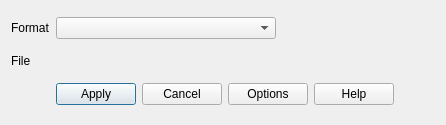
Above: gui/iode_gui/print/print_file_dialog.ui from plan-be/iode before the change. Below: the same form after it.
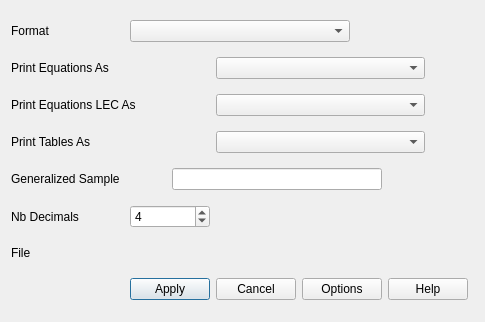
That is the form after the change. Custom widgets are drawn as their Qt base class.

Commit message:
GUI PYTHON: implemented a slot method print() for each             [Comments...Variables]View class
fix #785

Diff of the .ui file:
```diff
--- a/gui/iode_gui/print/print_file_dialog.ui
+++ b/gui/iode_gui/print/print_file_dialog.ui
@@ -6,8 +6,8 @@
    <rect>
     <x>0</x>
     <y>0</y>
-    <width>446</width>
-    <height>125</height>
+    <width>468</width>
+    <height>322</height>
    </rect>
   </property>
   <property name="windowTitle">
@@ -21,7 +21,7 @@
      </property>
     </widget>
    </item>
-   <item row="0" column="1" colspan="3">
+   <item row="0" column="1" colspan="4">
     <widget class="QComboBox" name="comboBox_print_format">
      <property name="sizePolicy">
       <sizepolicy hsizetype="Fixed" vsizetype="Fixed">
@@ -43,7 +43,7 @@
      </property>
     </widget>
    </item>
-   <item row="0" column="4" colspan="2">
+   <item row="0" column="5" colspan="3">
     <spacer name="horizontalSpacer">
      <property name="orientation">
       <enum>Qt::Horizontal</enum>
@@ -56,14 +56,230 @@
      </property>
     </spacer>
    </item>
-   <item row="1" column="0">
+   <item row="1" column="0" colspan="2">
+    <widget class="QLabel" name="label_print_eq_as">
+     <property name="minimumSize">
+      <size>
+       <width>140</width>
+       <height>16</height>
+      </size>
+     </property>
+     <property name="maximumSize">
+      <size>
+       <width>140</width>
+       <height>16777215</height>
+      </size>
+     </property>
+     <property name="text">
+      <string>Print Equations As</string>
+     </property>
+    </widget>
+   </item>
+   <item row="1" column="3" colspan="3">
+    <widget class="QComboBox" name="comboBox_print_eq_as">
+     <property name="minimumSize">
+      <size>
+       <width>200</width>
+       <height>0</height>
+      </size>
+     </property>
+    </widget>
+   </item>
+   <item row="1" column="6" colspan="2">
+    <spacer name="horizontalSpacer_print_eq_as">
+     <property name="orientation">
+      <enum>Qt::Horizontal</enum>
+     </property>
+     <property name="sizeHint" stdset="0">
+      <size>
+       <width>86</width>
+       <height>20</height>
+      </size>
+     </property>
+    </spacer>
+   </item>
+   <item row="2" column="0" colspan="2">
+    <widget class="QLabel" name="label_print_eq_lec_as">
+     <property name="minimumSize">
+      <size>
+       <width>140</width>
+       <height>16</height>
+      </size>
+     </property>
+     <property name="maximumSize">
+      <size>
+       <width>140</width>
+       <height>16777215</height>
+      </size>
+     </property>
+     <property name="text">
+      <string>Print Equations LEC As</string>
+     </property>
+    </widget>
+   </item>
+   <item row="2" column="3" colspan="3">
+    <widget class="QComboBox" name="comboBox_print_eq_lec_as">
+     <property name="minimumSize">
+      <size>
+       <width>200</width>
+       <height>0</height>
+      </size>
+     </property>
+    </widget>
+   </item>
+   <item row="2" column="6" colspan="2">
+    <spacer name="horizontalSpacer_print_eq_lec_as">
+     <property name="orientation">
+      <enum>Qt::Horizontal</enum>
+     </property>
+     <property name="sizeHint" stdset="0">
+      <size>
+       <width>86</width>
+       <height>20</height>
+      </size>
+     </property>
+    </spacer>
+   </item>
+   <item row="3" column="0" colspan="2">
+    <widget class="QLabel" name="label_print_table_as">
+     <property name="minimumSize">
+      <size>
+       <width>140</width>
+       <height>16</height>
+      </size>
+     </property>
+     <property name="maximumSize">
+      <size>
+       <width>140</width>
+       <height>16777215</height>
+      </size>
+     </property>
+     <property name="text">
+      <string>Print Tables As</string>
+     </property>
+    </widget>
+   </item>
+   <item row="3" column="3" colspan="3">
+    <widget class="QComboBox" name="comboBox_print_table_as">
+     <property name="minimumSize">
+      <size>
+       <width>200</width>
+       <height>0</height>
+      </size>
+     </property>
+    </widget>
+   </item>
+   <item row="3" column="6" colspan="2">
+    <spacer name="horizontalSpacer_print_table_as">
+     <property name="orientation">
+      <enum>Qt::Horizontal</enum>
+     </property>
+     <property name="sizeHint" stdset="0">
+      <size>
+       <width>86</width>
+       <height>20</height>
+      </size>
+     </property>
+    </spacer>
+   </item>
+   <item row="4" column="0" colspan="2">
+    <widget class="QLabel" name="label_generalized_sample">
+     <property name="minimumSize">
+      <size>
+       <width>120</width>
+       <height>16</height>
+      </size>
+     </property>
+     <property name="maximumSize">
+      <size>
+       <width>120</width>
+       <height>16777215</height>
+      </size>
+     </property>
+     <property name="text">
+      <string>Generalized Sample</string>
+     </property>
+    </widget>
+   </item>
+   <item row="4" column="2" colspan="3">
+    <widget class="QLineEdit" name="lineEdit_generalized_sample">
+     <property name="minimumSize">
+      <size>
+       <width>210</width>
+       <height>16</height>
+      </size>
+     </property>
+    </widget>
+   </item>
+   <item row="4" column="5" colspan="2">
+    <spacer name="horizontalSpacer_generalized_sample">
+     <property name="orientation">
+      <enum>Qt::Horizontal</enum>
+     </property>
+     <property name="sizeHint" stdset="0">
+      <size>
+       <width>54</width>
+       <height>20</height>
+      </size>
+     </property>
+    </spacer>
+   </item>
+   <item row="5" column="0">
+    <widget class="QLabel" name="label_nb_decimals">
+     <property name="minimumSize">
+      <size>
+       <width>70</width>
+       <height>16</height>
+      </size>
+     </property>
+     <property name="maximumSize">
+      <size>
+       <width>16777215</width>
+       <height>16777215</height>
+      </size>
+     </property>
+     <property name="text">
+      <string>Nb Decimals</string>
+     </property>
+    </widget>
+   </item>
+   <item row="5" column="1" colspan="2">
+    <widget class="QSpinBox" name="spinBox_nb_decimals">
+     <property name="minimumSize">
+      <size>
+       <width>80</width>
+       <height>16</height>
+      </size>
+     </property>
+     <property name="minimum">
+      <number>-1</number>
+     </property>
+     <property name="value">
+      <number>4</number>
+     </property>
+    </widget>
+   </item>
+   <item row="5" column="3" colspan="4">
+    <spacer name="horizontalSpacer_nb_decimals">
+     <property name="orientation">
+      <enum>Qt::Horizontal</enum>
+     </property>
+     <property name="sizeHint" stdset="0">
+      <size>
+       <width>269</width>
+       <height>20</height>
+      </size>
+     </property>
+    </spacer>
+   </item>
+   <item row="6" column="0">
     <widget class="QLabel" name="label_output_file">
      <property name="text">
       <string>File</string>
      </property>
     </widget>
    </item>
-   <item row="1" column="1" colspan="5">
+   <item row="6" column="1" colspan="7">
     <widget class="IodeFileChooser" name="fileChooser_output_file" native="true">
      <property name="sizePolicy">
       <sizepolicy hsizetype="Preferred" vsizetype="Fixed">
@@ -85,7 +301,7 @@
      </property>
     </widget>
    </item>
-   <item row="2" column="0">
+   <item row="7" column="0">
     <spacer name="horizontalSpacer_2">
      <property name="orientation">
       <enum>Qt::Horizontal</enum>
@@ -98,7 +314,7 @@
      </property>
     </spacer>
    </item>
-   <item row="2" column="1">
+   <item row="7" column="1" colspan="2">
     <widget class="QPushButton" name="pushButton_apply">
      <property name="sizePolicy">
       <sizepolicy hsizetype="Fixed" vsizetype="Fixed">
@@ -126,7 +342,7 @@
      </property>
     </widget>
    </item>
-   <item row="2" column="2">
+   <item row="7" column="3">
     <widget class="QPushButton" name="pushButton_cancel">
      <property name="sizePolicy">
       <sizepolicy hsizetype="Fixed" vsizetype="Fixed">
@@ -154,7 +370,7 @@
      </property>
     </widget>
    </item>
-   <item row="2" column="3">
+   <item row="7" column="4">
     <widget class="QPushButton" name="pushButton_options">
      <property name="sizePolicy">
       <sizepolicy hsizetype="Fixed" vsizetype="Fixed">
@@ -182,7 +398,7 @@
      </property>
     </widget>
    </item>
-   <item row="2" column="4">
+   <item row="7" column="5" colspan="2">
     <widget class="QPushButton" name="pushButton_help">
      <property name="sizePolicy">
       <sizepolicy hsizetype="Fixed" vsizetype="Fixed">
@@ -210,7 +426,7 @@
      </property>
     </widget>
    </item>
-   <item row="2" column="5">
+   <item row="7" column="7">
     <spacer name="horizontalSpacer_3">
      <property name="orientation">
       <enum>Qt::Horizontal</enum>
```
The commit also changes 8 other files.
